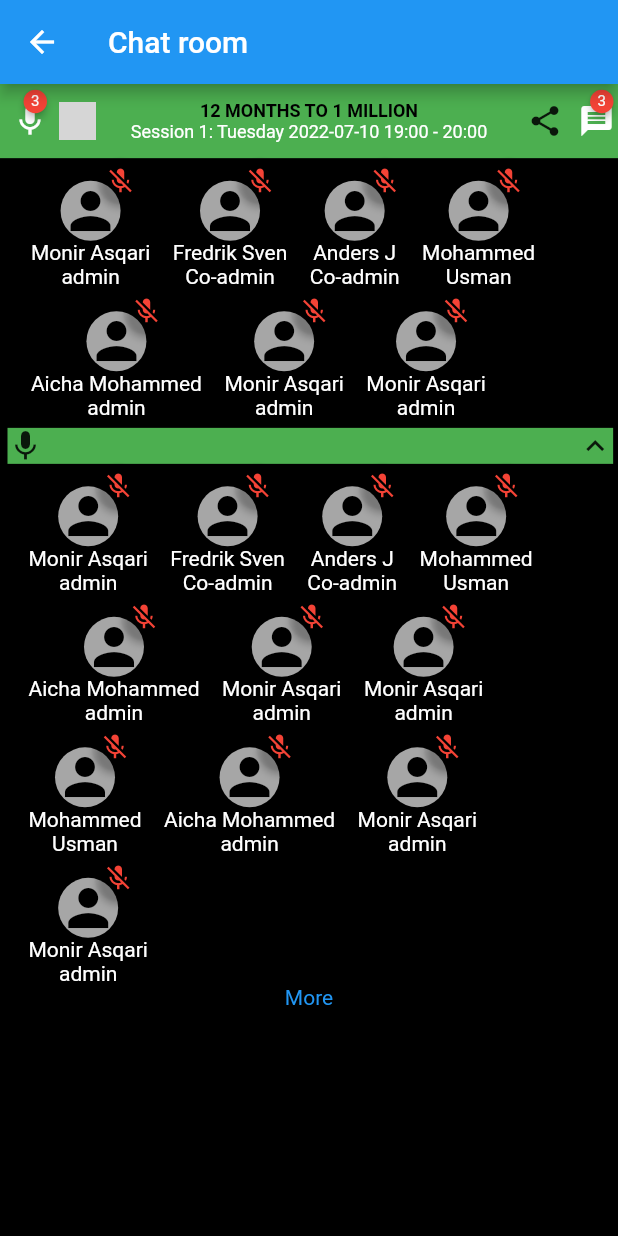
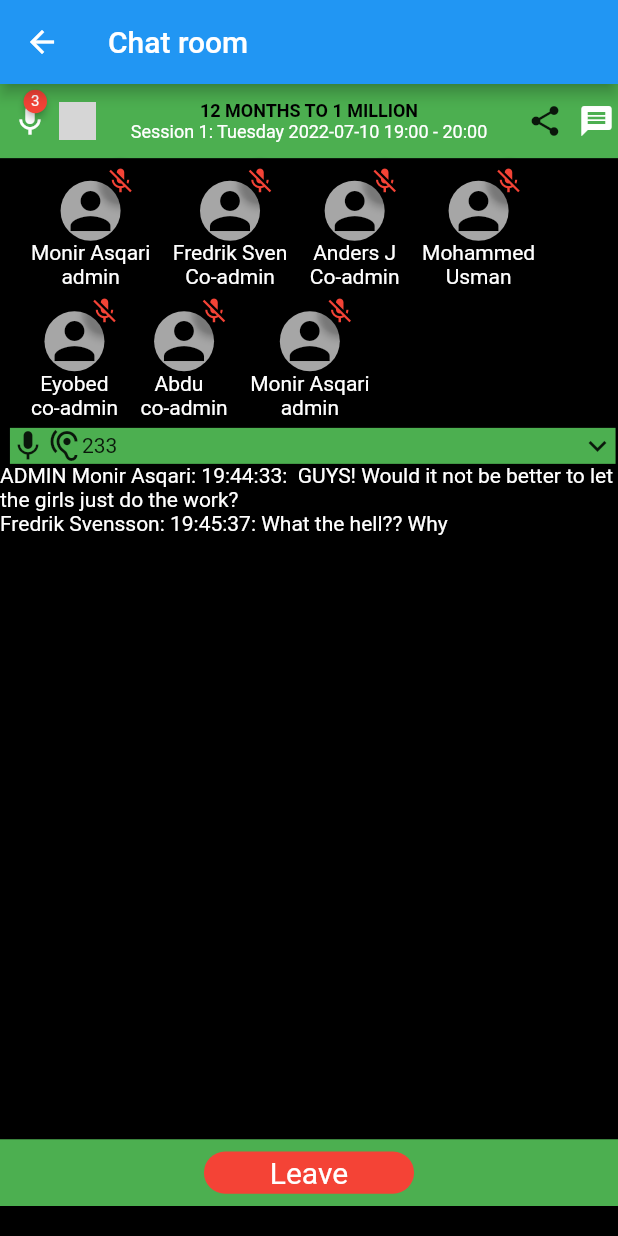
Before and after one commit to eyobed7b/book, a Flutter app: the LiveBookCircleChat screen opened directly, after a tap on the "message" icon, on a phone screen of 412 x 824 dp. Run offline on Flutter 3.47's test engine with Material 2 defaults, Android fonts, the phone set to English and light mode, and no system bars; drawn by our look-alikes of badges, expandable; our stand-ins replace flutter_svg; missing offline and left inert: country_icons; grey boxes are pictures that could not be loaded.

Commit message:
message UI functionality is implimented

```diff
--- a/lib/live_book_circle_chat.dart
+++ b/lib/live_book_circle_chat.dart
@@ -16,6 +16,7 @@ class LiveBookCircleChatState extends State<LiveBookCircleChat>{
    late double width;
   late double height;
     bool filter = false;
+    bool message = false;
 
     List<Map<String, dynamic>> admin =[
       {
@@ -39,13 +40,13 @@ class LiveBookCircleChatState extends State<LiveBookCircleChat>{
       "status":"online","language":"se"
     },
       {
-      "name":"Aicha Mohammed",
-      "role":"admin",
+      "name":"Eyobed",
+      "role":"co-admin",
       "status":"online","language":"se"
     },
       {
-      "name":"Monir Asqari",
-      "role":"admin",
+      "name":"Abdu  ",
+      "role":"co-admin",
       "status":"online","language":"se"
     },
       {
@@ -57,12 +58,12 @@ class LiveBookCircleChatState extends State<LiveBookCircleChat>{
     ];
     List<Map<String, dynamic>> users =[
       {
-      "name":"Monir Asqari",
+      "name":"Natan",
       "role":"admin",
       "status":"online","language":"se"
     },
       {
-      "name":"Fredrik Sven",
+      "name":"Hiwot",
       "role":"Co-admin",
       "status":"online","language":"se"
     },
@@ -72,12 +73,32 @@ class LiveBookCircleChatState extends State<LiveBookCircleChat>{
       "status":"online","language":"se"
     },
       {
+      "name":"Dagim",
+      "role":"Usman",
+      "status":"online","language":"se"
+    },
+      {
+      "name":"Aicha  ",
+      "role":"admin",
+      "status":"online","language":"se"
+    },
+      {
+      "name":" Yonaathan",
+      "role":"admin",
+      "status":"online","language":"se"
+    },
+      {
+      "name":"Ephirem",
+      "role":"admin",
+      "status":"online","language":"se"
+    },
+      {
       "name":"Mohammed",
       "role":"Usman",
       "status":"online","language":"se"
     },
       {
-      "name":"Aicha Mohammed",
+      "name":"Aicha ",
       "role":"admin",
       "status":"online","language":"se"
     },
@@ -88,27 +109,7 @@ class LiveBookCircleChatState extends State<LiveBookCircleChat>{
     },
       {
       "name":"Monir Asqari",
-      "role":"admin",
-      "status":"online","language":"se"
-    },
-      {
-      "name":"Mohammed",
-      "role":"Usman",
-      "status":"online","language":"se"
-    },
-      {
-      "name":"Aicha Mohammed",
-      "role":"admin",
-      "status":"online","language":"se"
-    },
-      {
-      "name":"Monir Asqari",
-      "role":"admin",
-      "status":"online","language":"se"
-    },
-      {
-      "name":"Monir Asqari",
-      "role":"admin",
+      "role":null,
       "status":"online","language":"se"
     },
 
@@ -125,7 +126,11 @@ class LiveBookCircleChatState extends State<LiveBookCircleChat>{
         children: [
           buildTopBanner(),
           buildAdminChatArea(),
-          buildUsersExpandedWidget()
+          buildCustomeExpandable(),
+          Spacer(),
+          buildBottomWidget()
+
+          // buildUsersExpandedWidget()
         ],
       ),
     );
@@ -179,11 +184,16 @@ Expanded( flex: 2,child:     CircleAvatar(
       position: BadgePosition.topEnd(top: 0, end: 3),
       animationDuration: Duration(milliseconds: 300),
       animationType: BadgeAnimationType.slide,
+      showBadge: !message,
       badgeContent: Text(
        "3",
         style: TextStyle(color: Colors.white, fontSize: 10),
       ),
-      child: IconButton(icon:  Icon(Icons.message, color: Colors.white, size: 24), onPressed: () {}),
+      child: IconButton(icon:  Icon(Icons.message, color: message?Colors.white:Colors.black, size: 24), onPressed: () {
+        setState(() {
+          message=!message;
+        });
+      }),
     ),)
               ],
             ),
@@ -240,7 +250,54 @@ child: Icon(Icons.person, color: Colors.black,size: 40,),
     );
 
   }
+  buildCustomeExpandable(){
+    return !message ?  Column(children: [
+      GestureDetector(
+
+      onTap: (){
+        print(message);
+        setState(() {
+          message= true;
+        });
+      },
+      child: Container(
+
+  decoration: BoxDecoration(
+    color:Colors.green
+  ),
+  width: width*0.98,
+  margin: EdgeInsets.only(left:5),
+
+    child: Row(
+  mainAxisAlignment:  MainAxisAlignment.spaceBetween,
+    children: [Icon(Icons.mic),Icon(Icons.keyboard_arrow_up),],
+  ),
+)),buildUsesChatArea() ],):Column(
+  children: [
+    GestureDetector(
+
+    onTap: () => setState(() {
+          print(message);
+      message = false;
+    }),
+    child: Container(
+
+  decoration: BoxDecoration(
+    color:Colors.green
+  ),
+  width: width*0.98,
+  margin: EdgeInsets.only(left:5),
+
+    child: Row(
+  mainAxisAlignment:  MainAxisAlignment.spaceBetween,
+    children: [Row(children: [Icon(Icons.mic),Icon(Icons.hearing),Text("233")],),Icon(Icons.keyboard_arrow_down),],
+  ),)
+),buildTextChatArea()
+  ],
+);
+  }
   buildUsersExpandedWidget(){
+
     return       ExpandablePanel(
 theme: const ExpandableThemeData(
 headerAlignment:
@@ -259,10 +316,11 @@ collapsed:  Column(
   ),
   width: width*0.98,
   margin: EdgeInsets.only(left:5),
-  child:Row(
+
+    child: Row(
   mainAxisAlignment:  MainAxisAlignment.spaceBetween,
     children: [Icon(Icons.mic),Icon(Icons.keyboard_arrow_up),],
-  )
+  ),
 ),
             buildUsesChatArea()
 
@@ -278,10 +336,14 @@ collapsed:  Column(
   ),
   width: width*0.98,
   margin: EdgeInsets.only(left:5),
-  child:Row(
+  child:GestureDetector(
+    onTap: () => setState(() {
+      message = false;
+    }),
+    child: Row(
   mainAxisAlignment:  MainAxisAlignment.spaceBetween,
-    children: [Row(children: [Icon(Icons.mic),Icon(Icons.hearing),Text("233")],),Icon(Icons.keyboard_arrow_up),],
-  )
+    children: [Row(children: [Icon(Icons.mic),Icon(Icons.hearing),Text("233")],),Icon(Icons.keyboard_arrow_down),],
+  ),)
 ), // header when the widget is Expanded
 ),
  collapsed: GestureDetector(
@@ -290,14 +352,24 @@ collapsed:  Column(
    child: Center(child: Text("More", style: TextStyle(color: Colors.blue),),),
  )
  ),// body when the widget is Collapsed, I didnt need anything here.
- expanded:Container(
+ expanded: buildTextChatArea()// body when the widget is Expanded
+ ) ;
+  }
+  buildTextChatArea(){
+    setState(() {
+      message= true;
+    });
+    return Container(
    child: Text("""ADMIN Monir Asqari: 19:44:33:  GUYS! Would it not be better to let the girls just do the work?
 Fredrik Svensson: 19:45:37: What the hell?? Why
 """ , style: TextStyle(color: Colors.white),),
- )/// body when the widget is Expanded
- ) ;
-  }
+ );
+
+ }
 buildUsesChatArea(){
+   setState(() {
+      message = false;
+    });
   return Container(
       margin: EdgeInsets.only(top: 15),
         width: width*0.9,
@@ -327,9 +399,27 @@ child: Icon(Icons.person, color: Colors.black,size: 40,),
     ),
     ) ,
     Text(e["name"],style: TextStyle(color: Colors.white),),
-    Text(e["role"],style: TextStyle(color: Colors.white),)
+
+
+     Text(e["role"] ==null? "":e["role"],style: TextStyle(color: Colors.white),)
       ],
     ) ).toList();
   }
+  buildBottomWidget(){
+    return Container(
+      margin: EdgeInsets.only(bottom: 20),
+      width: width,
+      height: height*0.054,
+      color: Colors.green,
+        child: Center(child: Container(
+          width: width*0.34,
+ height: height*0.034,
+          decoration: BoxDecoration(
+            color: Colors.red,
+            borderRadius: BorderRadius.circular(20)
+          ),
+          child: Center(child: Text("Leave",style: TextStyle(color: Colors.white, fontSize: 20),),)),),
+    );
+  }
 
 }
```
